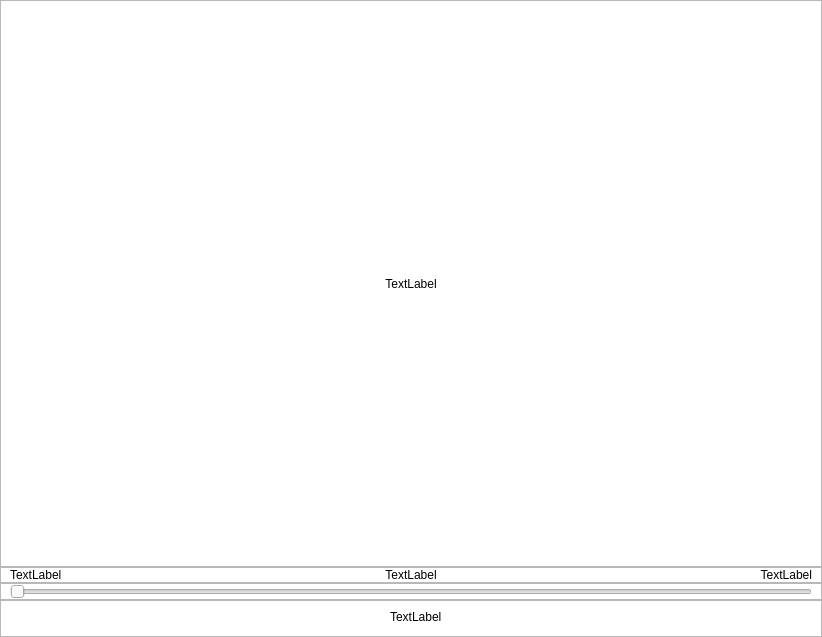
aibotez/SBCClientV2, file ui/PerVideo.ui: the form before one commit.
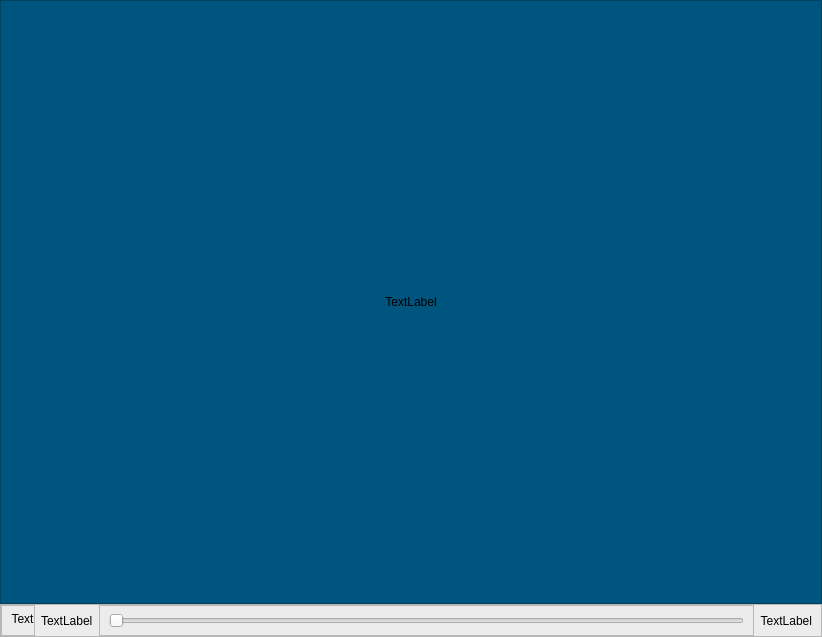
The form after the commit.

```diff
--- a/ui/PerVideo.ui
+++ b/ui/PerVideo.ui
@@ -19,7 +19,7 @@
 }</string>
   </property>
   <widget class="QWidget" name="centralwidget">
-   <layout class="QVBoxLayout" name="verticalLayout_2" stretch="1,0,0,0">
+   <layout class="QVBoxLayout" name="verticalLayout_2">
     <property name="spacing">
      <number>0</number>
     </property>
@@ -43,13 +43,19 @@
         <verstretch>0</verstretch>
        </sizepolicy>
       </property>
+      <property name="styleSheet">
+       <string notr="true">#frame{
+	background:#00557f;
+}
+</string>
+      </property>
       <property name="frameShape">
        <enum>QFrame::StyledPanel</enum>
       </property>
       <property name="frameShadow">
        <enum>QFrame::Raised</enum>
       </property>
-      <layout class="QVBoxLayout" name="verticalLayout" stretch="1,10,1">
+      <layout class="QVBoxLayout" name="verticalLayout" stretch="10">
        <property name="spacing">
         <number>0</number>
        </property>
@@ -65,19 +71,6 @@
        <property name="bottomMargin">
         <number>0</number>
        </property>
-       <item>
-        <spacer name="verticalSpacer">
-         <property name="orientation">
-          <enum>Qt::Vertical</enum>
-         </property>
-         <property name="sizeHint" stdset="0">
-          <size>
-           <width>20</width>
-           <height>43</height>
-          </size>
-         </property>
-        </spacer>
-       </item>
        <item>
         <layout class="QHBoxLayout" name="horizontalLayout_4" stretch="1,10,1">
          <property name="spacing">
@@ -121,24 +114,19 @@
          </item>
         </layout>
        </item>
-       <item>
-        <spacer name="verticalSpacer_2">
-         <property name="orientation">
-          <enum>Qt::Vertical</enum>
-         </property>
-         <property name="sizeHint" stdset="0">
-          <size>
-           <width>20</width>
-           <height>43</height>
-          </size>
-         </property>
-        </spacer>
-       </item>
       </layout>
      </widget>
     </item>
     <item>
-     <widget class="QFrame" name="frame_2">
+     <widget class="QFrame" name="frame_5">
+      <property name="styleSheet">
+       <string notr="true">#frame_5{
+	background:#ececec;
+}
+#frame_5 QLabel{
+	color:#000000;
+}</string>
+      </property>
       <property name="frameShape">
        <enum>QFrame::StyledPanel</enum>
       </property>
@@ -147,10 +135,10 @@
       </property>
       <layout class="QHBoxLayout" name="horizontalLayout">
        <property name="spacing">
-        <number>0</number>
+        <number>6</number>
        </property>
        <property name="leftMargin">
-        <number>9</number>
+        <number>0</number>
        </property>
        <property name="topMargin">
         <number>0</number>
@@ -161,6 +149,46 @@
        <property name="bottomMargin">
         <number>0</number>
        </property>
+       <item>
+        <widget class="QFrame" name="frame_4">
+         <property name="frameShape">
+          <enum>QFrame::StyledPanel</enum>
+         </property>
+         <property name="frameShadow">
+          <enum>QFrame::Raised</enum>
+         </property>
+         <layout class="QHBoxLayout" name="horizontalLayout_3" stretch="0">
+          <property name="spacing">
+           <number>0</number>
+          </property>
+          <property name="leftMargin">
+           <number>9</number>
+          </property>
+          <property name="topMargin">
+           <number>6</number>
+          </property>
+          <property name="rightMargin">
+           <number>0</number>
+          </property>
+          <property name="bottomMargin">
+           <number>9</number>
+          </property>
+          <item>
+           <widget class="QLabel" name="label_3">
+            <property name="cursor">
+             <cursorShape>PointingHandCursor</cursorShape>
+            </property>
+            <property name="text">
+             <string>Text</string>
+            </property>
+            <property name="alignment">
+             <set>Qt::AlignCenter</set>
+            </property>
+           </widget>
+          </item>
+         </layout>
+        </widget>
+       </item>
        <item>
         <widget class="QLabel" name="label">
          <property name="text">
@@ -169,29 +197,6 @@
         </widget>
        </item>
        <item>
-        <widget class="QLabel" name="label_4">
-         <property name="text">
-          <string>TextLabel</string>
-         </property>
-         <property name="alignment">
-          <set>Qt::AlignCenter</set>
-         </property>
-        </widget>
-       </item>
-       <item>
-        <widget class="QLabel" name="label_2">
-         <property name="text">
-          <string>TextLabel</string>
-         </property>
-         <property name="alignment">
-          <set>Qt::AlignRight|Qt::AlignTrailing|Qt::AlignVCenter</set>
-         </property>
-        </widget>
-       </item>
-      </layout>
-     </widget>
-    </item>
-    <item>
      <widget class="QFrame" name="frame_3">
       <property name="frameShape">
        <enum>QFrame::StyledPanel</enum>
@@ -229,65 +234,15 @@
      </widget>
     </item>
     <item>
-     <widget class="QFrame" name="frame_4">
-      <property name="frameShape">
-       <enum>QFrame::StyledPanel</enum>
-      </property>
-      <property name="frameShadow">
-       <enum>QFrame::Raised</enum>
-      </property>
-      <layout class="QHBoxLayout" name="horizontalLayout_3" stretch="1,0,1">
-       <property name="spacing">
-        <number>0</number>
-       </property>
-       <property name="leftMargin">
-        <number>9</number>
-       </property>
-       <property name="topMargin">
-        <number>6</number>
-       </property>
-       <property name="rightMargin">
-        <number>0</number>
-       </property>
-       <property name="bottomMargin">
-        <number>9</number>
-       </property>
-       <item>
-        <spacer name="horizontalSpacer_2">
-         <property name="orientation">
-          <enum>Qt::Horizontal</enum>
-         </property>
-         <property name="sizeHint" stdset="0">
-          <size>
-           <width>40</width>
-           <height>20</height>
-          </size>
-         </property>
-        </spacer>
-       </item>
-       <item>
-        <widget class="QLabel" name="label_3">
-         <property name="cursor">
-          <cursorShape>PointingHandCursor</cursorShape>
-         </property>
+        <widget class="QLabel" name="label_2">
          <property name="text">
           <string>TextLabel</string>
          </property>
+         <property name="alignment">
+          <set>Qt::AlignRight|Qt::AlignTrailing|Qt::AlignVCenter</set>
+         </property>
         </widget>
        </item>
-       <item>
-        <spacer name="horizontalSpacer">
-         <property name="orientation">
-          <enum>Qt::Horizontal</enum>
-         </property>
-         <property name="sizeHint" stdset="0">
-          <size>
-           <width>375</width>
-           <height>20</height>
-          </size>
-         </property>
-        </spacer>
-       </item>
       </layout>
      </widget>
     </item>
```
Lines whose indentation alone changed are shown as unchanged.
